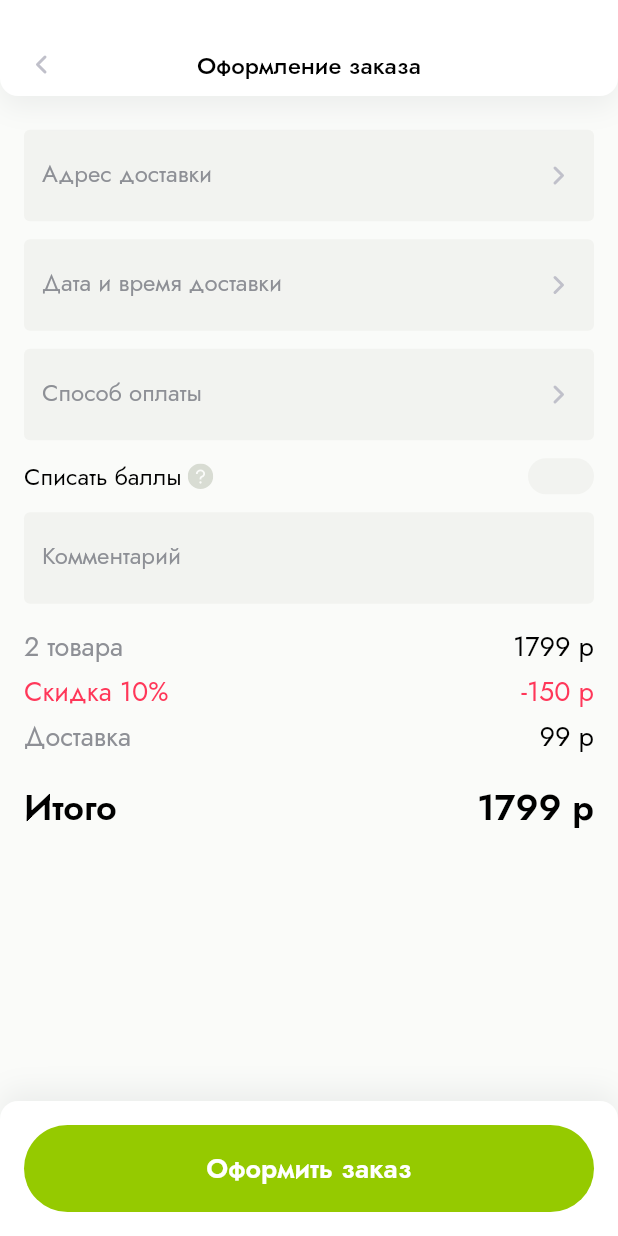
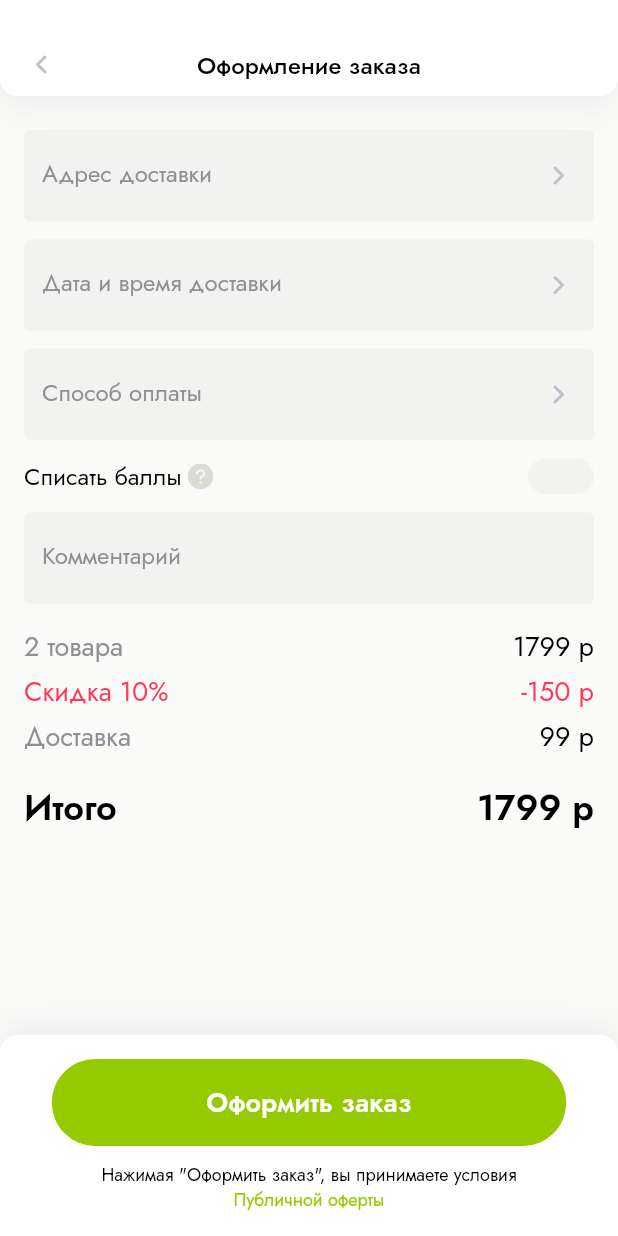
Before and after one commit to abezuglova/shop_app, a Flutter app: the screen it shows after launch, on a phone screen of 412 x 824 dp. Run offline on Flutter 3.47's test engine with Material 2 defaults, Android fonts, the phone set to English and light mode, and no system bars; our stand-ins replace flutter_svg, freezed_annotation, google_fonts, smooth_page_indicator; generated files the repository leaves out were written again.

Commit message:
checkout screen added

```diff
--- a/lib/presentation/pages/checkout_page/screens/checkout_screen.dart
+++ b/lib/presentation/pages/checkout_page/screens/checkout_screen.dart
@@ -44,11 +44,14 @@ class CheckoutScreen extends StatelessWidget {
                 ),
               ],
             ),
-            child: ElevatedButton(
+            child: Column(
+              mainAxisSize: MainAxisSize.min,
+              children: [
+                ElevatedButton(
                   onPressed: () {},
                   child: Padding(
-                padding:
-                    const EdgeInsets.symmetric(horizontal: 103, vertical: 16),
+                    padding: const EdgeInsets.symmetric(
+                        horizontal: 103, vertical: 16),
                     child: Text(
                       'Оформить заказ',
                       style: AppFonts.semiBold18.copyWith(
@@ -57,6 +60,22 @@ class CheckoutScreen extends StatelessWidget {
                     ),
                   ),
                 ),
+                const SizedBox(height: 10),
+                Text(
+                  'Нажимая "Оформить заказ", вы принимаете условия',
+                  style: AppFonts.regular12_144_5,
+                ),
+                TextButton(
+                  onPressed: () {},
+                  child: Text(
+                    'Публичной оферты',
+                    style: AppFonts.regular12_144_5.copyWith(
+                      color: AppColors.mainGreen,
+                    ),
+                  ),
+                ),
+              ],
+            ),
           ),
         ),
       ],
```
Lines whose indentation alone changed are shown as unchanged.
